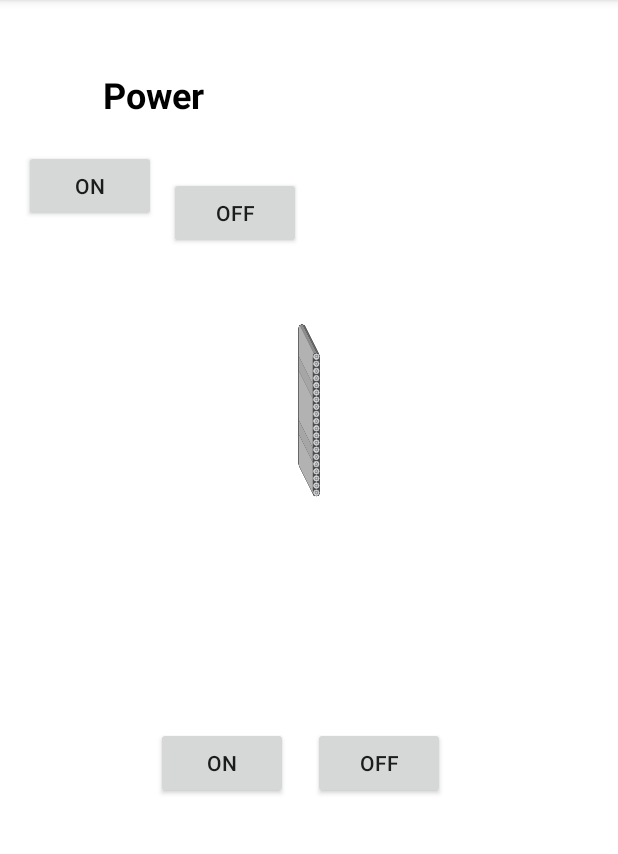
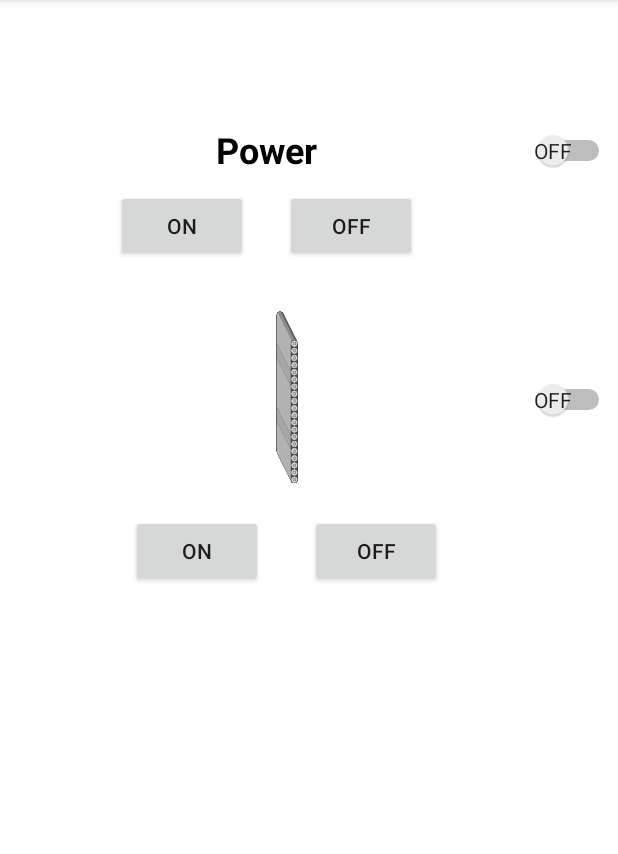
Before and after one commit to TruongThanh207/MECA2, an Android app: the MainActivity screen opened directly, with no data from a screen before it, on a phone screen of 412 x 824 dp, the part 84-938 px from its top. Run offline under Robolectric (Android 15) with nearby library versions, the phone set to English and light mode, and no system bars; our stand-ins replace CircleImageView, Firebase (no records; nobody signed in at launch, a user with empty details on screens opened directly).

```diff
--- a/app/src/main/java/com/example/meca/DevicesActivity.java
+++ b/app/src/main/java/com/example/meca/DevicesActivity.java
@@ -7,6 +7,7 @@ import android.os.Bundle;
 import android.view.View;
 import android.widget.Button;
 import android.widget.TextView;
+import android.widget.Toast;
 
 import com.google.firebase.database.DatabaseReference;
 import com.google.firebase.database.FirebaseDatabase;
@@ -27,6 +28,7 @@ public class DevicesActivity extends AppCompatActivity {
         mDatabase = FirebaseDatabase.getInstance().getReference();
         myRef.setValue("Hello, World!");
 
+        Toast.makeText(DevicesActivity.this, "device context", Toast.LENGTH_SHORT).show();
 
 //        btntest= findViewById(R.id.buttontest);
 //        btntest1= findViewById(R.id.buttontest1);
--- a/app/src/main/java/com/example/meca/MainActivity.java
+++ b/app/src/main/java/com/example/meca/MainActivity.java
@@ -24,7 +24,7 @@ public class MainActivity extends AppCompatActivity {
     private DrawerLayout drawerLayout;
     private ActionBarDrawerToggle drawerToggle;
     private DatabaseReference mDatabase;
-    Button btnPoweron,btnPoweroff, btnmotoron,btnmotoroff;
+    Button btnPoweron,btnPoweroff, btnmotoron,btnmotoroff, btnPower;
 
     TextView tvHome,tvlogout,tvdevices;
     @Override
@@ -71,6 +71,16 @@ public class MainActivity extends AppCompatActivity {
         btnPoweroff= findViewById(R.id.buttonoffpower);
         btnmotoron= findViewById(R.id.buttononmoter);
         btnmotoroff= findViewById(R.id.buttonoffmoter);
+        btnPower = findViewById(R.id.power);
+
+        btnPower.setOnClickListener(new View.OnClickListener() {
+            @Override
+            public void onClick(View v) {
+                Toast.makeText(MainActivity.this, btnPower.getText(), Toast.LENGTH_LONG).show();
+            }
+        });
+
+
         btnPoweroff.setOnClickListener(new View.OnClickListener() {
             @Override
             public void onClick(View v) {
--- a/app/src/main/java/com/example/meca/ScanActivity.java
+++ b/app/src/main/java/com/example/meca/ScanActivity.java
@@ -42,13 +42,18 @@ public class ScanActivity extends AppCompatActivity {
                 runOnUiThread(new Runnable() {
                     @Override
                     public void run() {
-                        if(result.getText().split(";", 5).length == 3){
-
-//                            Intent intent = new Intent(ScanActivity.this, EditActivity.class);
-//                            intent.putExtra("DATA", result.getText());
-//                            startActivity(intent);
-//                            finish();
-                            Toast.makeText(ScanActivity.this, result.getText(), Toast.LENGTH_SHORT).show();
+                        if(!result.getText().isEmpty()){
+                            String root = "com.example.meca.";
+                            String activity = root.concat(result.getText().concat("Activity"));
+                            Intent intent = null;
+                            try {
+                                intent = new Intent(ScanActivity.this, Class.forName(activity));
+                            } catch (ClassNotFoundException e) {
+                                e.getException();
+                            }
+                            intent.putExtra("DATA", result.getText());
+                            startActivity(intent);
+                            finish();
                         }else{
                             Toast.makeText(ScanActivity.this, result.getText(), Toast.LENGTH_SHORT).show();
                         }
--- a/app/src/main/res/layout/activity_main.xml
+++ b/app/src/main/res/layout/activity_main.xml
@@ -16,71 +16,59 @@
         <TextView
             android:id="@+id/activity_main_tv_empty"
             style="@style/InformationTextView"
-            android:layout_width="wrap_content"
-            android:layout_height="wrap_content"
-            android:layout_marginStart="63dp"
-            android:layout_marginTop="24dp"
-            android:layout_marginEnd="271dp"
-            android:layout_marginBottom="16dp"
+            android:layout_width="87dp"
+            android:layout_height="48dp"
             android:text="Power"
             android:textColor="@color/black"
             android:textSize="24dp"
             android:textStyle="bold"
-            app:layout_constraintBottom_toTopOf="@+id/buttonoffpower"
+            app:layout_constraintBottom_toBottomOf="parent"
             app:layout_constraintEnd_toEndOf="parent"
+            app:layout_constraintHorizontal_bias="0.413"
             app:layout_constraintStart_toStartOf="parent"
-            app:layout_constraintTop_toTopOf="parent" />
+            app:layout_constraintTop_toTopOf="parent"
+            app:layout_constraintVertical_bias="0.106" />
 
         <Button
             android:id="@+id/buttonoffpower"
             android:layout_width="wrap_content"
             android:layout_height="wrap_content"
             android:layout_marginStart="8dp"
-            android:layout_marginEnd="211dp"
-            android:layout_marginBottom="602dp"
             android:text="OFF"
             app:layout_constraintBottom_toBottomOf="parent"
             app:layout_constraintEnd_toEndOf="parent"
-            app:layout_constraintStart_toEndOf="@+id/buttononpower" />
+            app:layout_constraintHorizontal_bias="0.577"
+            app:layout_constraintStart_toStartOf="parent"
+            app:layout_constraintTop_toTopOf="parent"
+            app:layout_constraintVertical_bias="0.176" />
 
         <Button
             android:id="@+id/buttononpower"
             android:layout_width="wrap_content"
             android:layout_height="wrap_content"
-            android:layout_marginStart="16dp"
             android:layout_marginTop="4dp"
-            android:layout_marginBottom="608dp"
             android:text="ON"
             app:layout_constraintBottom_toBottomOf="parent"
+            app:layout_constraintEnd_toEndOf="parent"
+            app:layout_constraintHorizontal_bias="0.238"
             app:layout_constraintStart_toStartOf="parent"
-            app:layout_constraintTop_toBottomOf="@+id/activity_main_tv_empty" />
-
-        <ImageView
-            android:id="@+id/imageView"
-            android:layout_width="@dimen/empty_icon_width"
-            android:layout_height="@dimen/empty_icon_height"
-            android:layout_marginStart="8dp"
-            android:layout_marginEnd="8dp"
-            android:scaleType="fitCenter"
-            app:layout_constraintEnd_toEndOf="parent"
-            app:layout_constraintHorizontal_bias="0.516"
-            app:layout_constraintStart_toStartOf="parent"
-            app:srcCompat="@drawable/ic_action_search"
-            tools:layout_editor_absoluteY="230dp" />
+            app:layout_constraintTop_toTopOf="parent"
+            app:layout_constraintVertical_bias="0.171" />
 
         <ImageView
             android:id="@+id/imageView1"
             android:layout_width="@dimen/empty_icon_width"
             android:layout_height="120dp"
             android:layout_marginStart="8dp"
-            android:layout_marginTop="8dp"
             android:layout_marginEnd="8dp"
             android:layout_marginBottom="10dp"
             android:scaleType="fitCenter"
-            app:layout_constraintBottom_toTopOf="@+id/buttonoffmoter"
+            app:layout_constraintBottom_toBottomOf="parent"
             app:layout_constraintEnd_toEndOf="parent"
+            app:layout_constraintHorizontal_bias="0.456"
             app:layout_constraintStart_toStartOf="parent"
-            app:layout_constraintTop_toBottomOf="@+id/imageView"
+            app:layout_constraintTop_toTopOf="parent"
+            app:layout_constraintVertical_bias="0.318"
             app:srcCompat="@drawable/screenshot" />
 
         <Button
@@ -88,22 +76,52 @@
             android:layout_width="wrap_content"
             android:layout_height="wrap_content"
             android:layout_marginStart="16dp"
-            android:layout_marginEnd="115dp"
-            android:layout_marginBottom="235dp"
             android:text="OFF"
             app:layout_constraintBottom_toBottomOf="parent"
             app:layout_constraintEnd_toEndOf="parent"
-            app:layout_constraintStart_toEndOf="@+id/buttononmoter" />
+            app:layout_constraintHorizontal_bias="0.618"
+            app:layout_constraintStart_toStartOf="parent"
+            app:layout_constraintTop_toTopOf="parent"
+            app:layout_constraintVertical_bias="0.477" />
 
         <Button
             android:id="@+id/buttononmoter"
             android:layout_width="wrap_content"
             android:layout_height="wrap_content"
-            android:layout_marginStart="104dp"
-            android:layout_marginBottom="235dp"
             android:text="ON"
             app:layout_constraintBottom_toBottomOf="parent"
-            app:layout_constraintStart_toStartOf="parent" />
+            app:layout_constraintEnd_toEndOf="parent"
+            app:layout_constraintHorizontal_bias="0.269"
+            app:layout_constraintStart_toStartOf="parent"
+            app:layout_constraintTop_toTopOf="parent"
+            app:layout_constraintVertical_bias="0.477" />
+
+        <Switch
+            android:id="@+id/power"
+            android:layout_width="97dp"
+            android:layout_height="50dp"
+            android:showText="true"
+            app:layout_constraintBottom_toBottomOf="parent"
+            app:layout_constraintEnd_toEndOf="parent"
+            app:layout_constraintHorizontal_bias="0.993"
+            app:layout_constraintStart_toStartOf="parent"
+            app:layout_constraintTop_toTopOf="parent"
+            app:layout_constraintVertical_bias="0.105" />
+
+        <Switch
+            android:id="@+id/switch2"
+            android:layout_width="97dp"
+            android:layout_height="50dp"
+            android:showText="true"
+            android:textOff="OFF"
+            android:textOn="ON"
+            app:layout_constraintBottom_toBottomOf="parent"
+            app:layout_constraintEnd_toEndOf="parent"
+            app:layout_constraintHorizontal_bias="0.993"
+            app:layout_constraintStart_toStartOf="parent"
+            app:layout_constraintTop_toTopOf="parent"
+            app:layout_constraintVertical_bias="0.336"
+            tools:checked="false" />
 
     </androidx.constraintlayout.widget.ConstraintLayout>
     <!-- Left Menu -->
```
